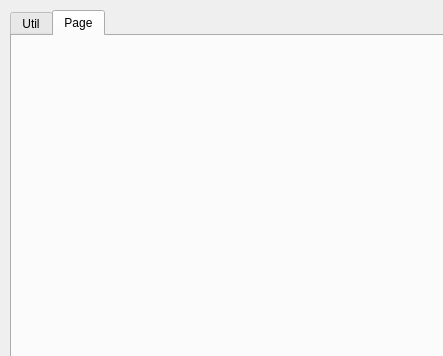
First picture: the form in Projects/HacknSlash/python/ui/nb_tools.ui, repository neilberard/Python-Projects, before the edit.
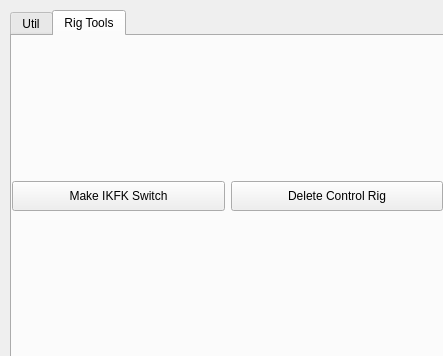
Second picture: the form after the edit. The open tabs and pages were chosen to show the change. Icons and pictures are not drawn.

Patch:
```diff
--- a/Projects/HacknSlash/python/ui/nb_tools.ui
+++ b/Projects/HacknSlash/python/ui/nb_tools.ui
@@ -266,8 +266,46 @@
    </widget>
    <widget class="QWidget" name="tab_modeling">
     <attribute name="title">
-     <string>Page</string>
+     <string>Rig Tools</string>
     </attribute>
+    <widget class="QWidget" name="gridLayoutWidget_3">
+     <property name="geometry">
+      <rect>
+       <x>0</x>
+       <y>0</y>
+       <width>431</width>
+       <height>321</height>
+      </rect>
+     </property>
+     <layout class="QGridLayout" name="gridLayout_2">
+      <item row="1" column="1">
+       <widget class="QPushButton" name="btn_delete_controls_2">
+        <property name="minimumSize">
+         <size>
+          <width>0</width>
+          <height>30</height>
+         </size>
+        </property>
+        <property name="text">
+         <string>Delete Control Rig</string>
+        </property>
+       </widget>
+      </item>
+      <item row="1" column="0">
+       <widget class="QPushButton" name="btn_make_switch">
+        <property name="minimumSize">
+         <size>
+          <width>0</width>
+          <height>30</height>
+         </size>
+        </property>
+        <property name="text">
+         <string>Make IKFK Switch</string>
+        </property>
+       </widget>
+      </item>
+     </layout>
+    </widget>
    </widget>
   </widget>
  </widget>
```
Left out of the diff: 37 changed lines with no effect on the pictures.
